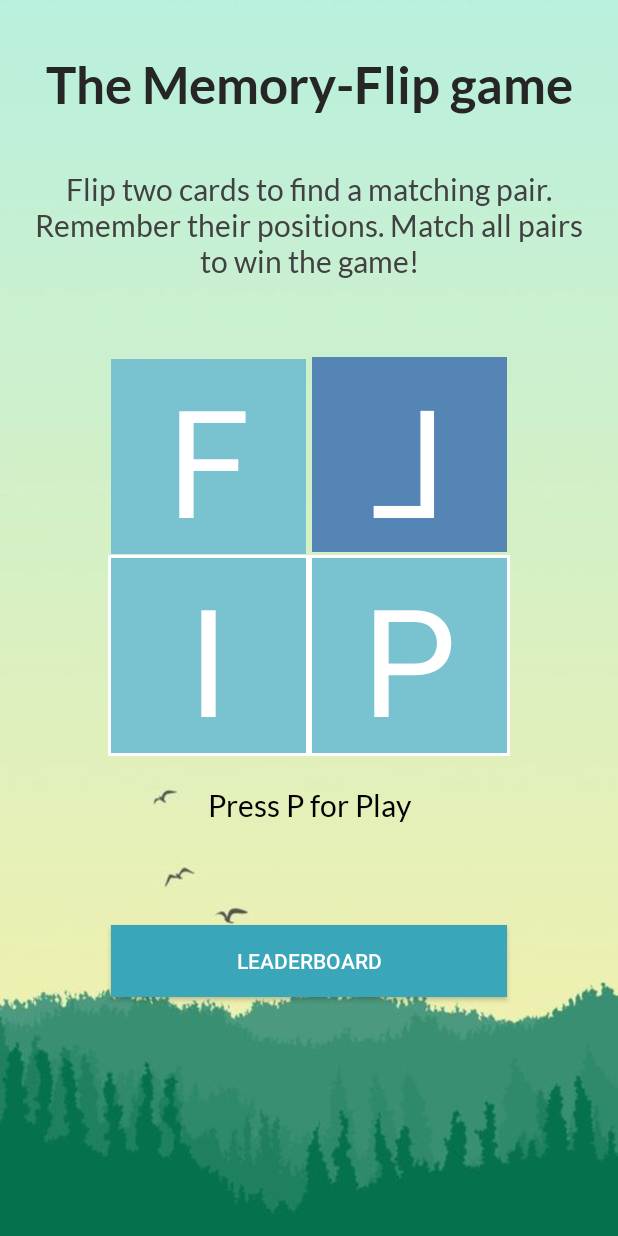
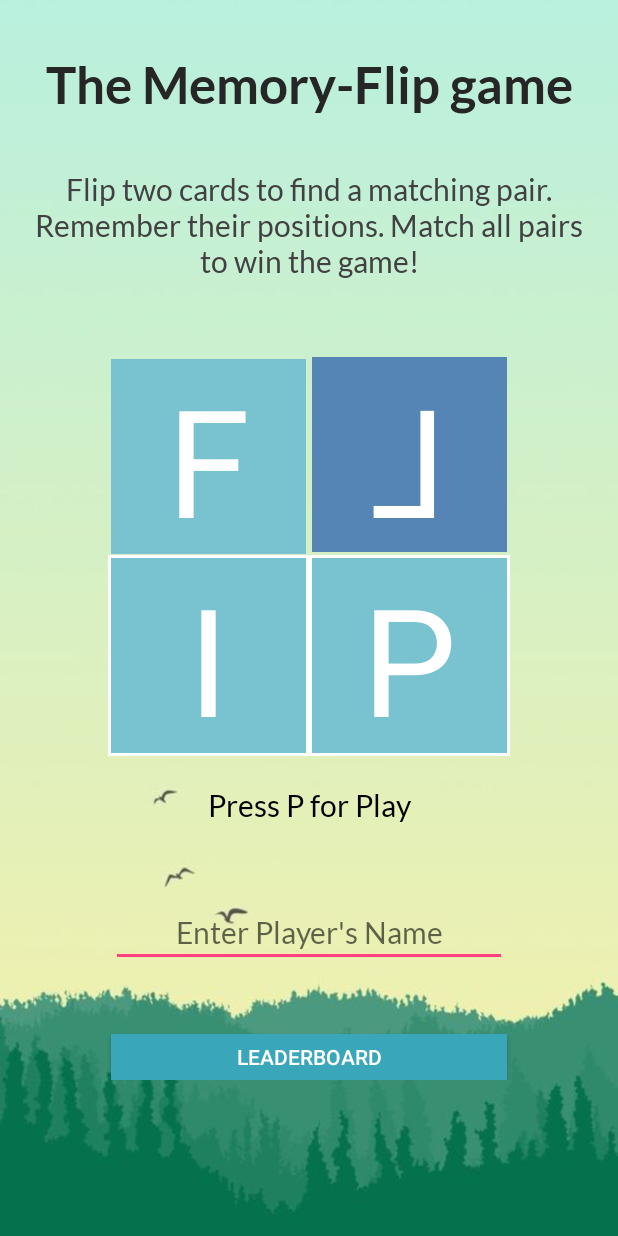
Before and after one commit to ukashanoor/AndroidApplication, an Android app: the screen it shows after launch (Home), on a phone screen of 412 x 824 dp. Run offline under Robolectric (Android 15) with nearby library versions, the phone set to English and light mode, and no system bars; libraries missing offline, so code that uses them is left out: com.wajahatkarim3.easyflipview; plain views replace EasyFlipView; 2 statements that could not run were skipped.

Commit message:
Complete App 3

```diff
--- a/MemoryGame/app/src/main/java/com/appwizards/flipit/EasyLevel.java
+++ b/MemoryGame/app/src/main/java/com/appwizards/flipit/EasyLevel.java
@@ -1,5 +1,6 @@
 package com.appwizards.flipit;
 
+import android.annotation.SuppressLint;
 import android.app.AlertDialog;
 import android.content.DialogInterface;
 import android.content.SharedPreferences;
@@ -49,9 +50,15 @@ public class EasyLevel extends Fragment {
     Bundle b;
     private SharedPreferences pref;
     int pos, count, bestScore;
+    String name;
 
 
     public EasyLevel() {
+
+    }
+    @SuppressLint("ValidFragment")
+    public EasyLevel(String _name) {
+        this.name = _name;
         // Required empty public constructor
     }
 
@@ -119,6 +126,7 @@ public class EasyLevel extends Fragment {
                         b.putString("Data", "win");
                         long time = (Constants.EASY_TIME - millisUntilFinished)/ Constants.TIMER_INTERVAL;
                         b.putInt("Time", (int) time);
+                        b.putString("Name", name);
                         cancel();
                         this.onFinish();
                     }
--- a/MemoryGame/app/src/main/java/com/appwizards/flipit/Home.java
+++ b/MemoryGame/app/src/main/java/com/appwizards/flipit/Home.java
@@ -6,6 +6,7 @@ import android.support.v4.app.Fragment;
 import android.support.v4.app.FragmentTransaction;
 import android.support.v7.app.AlertDialog;
 import android.support.v7.app.AppCompatActivity;
+import android.widget.EditText;
 import android.widget.Toast;
 
 public class Home extends AppCompatActivity{
--- a/MemoryGame/app/src/main/java/com/appwizards/flipit/Result.java
+++ b/MemoryGame/app/src/main/java/com/appwizards/flipit/Result.java
@@ -55,7 +55,7 @@ public class Result extends Fragment {
                             konfettiView.getWidth() + 500f, -50f, -50f)
                     .stream(400,5000L);
                     MyDBHelper myDBHelper = new MyDBHelper(context);
-                    myDBHelper.addScore("Ukasha", b.get("Time").toString());
+                    myDBHelper.addScore(b.getString("Name"), b.get("Time").toString());
 
             new SoundPlayer(getContext()).playSound("winner.mp3");
 
--- a/MemoryGame/app/src/main/java/com/appwizards/flipit/Start.java
+++ b/MemoryGame/app/src/main/java/com/appwizards/flipit/Start.java
@@ -1,16 +1,18 @@
 package com.appwizards.flipit;
 
+import android.content.Context;
 import android.os.Bundle;
 import android.support.v4.app.Fragment;
 import android.support.v4.app.FragmentTransaction;
+import android.util.Log;
 import android.view.LayoutInflater;
 import android.view.View;
 import android.view.ViewGroup;
+import android.widget.EditText;
 
 import com.wajahatkarim3.easyflipview.EasyFlipView;
 
 public class Start extends Fragment {
-
 
     public Start() {
         // Required empty public constructor
@@ -23,7 +25,6 @@ public class Start extends Fragment {
         final View rootView = inflater.inflate(R.layout.fragment_start, container, false);
         EasyFlipView flipView = rootView.findViewById(R.id.tile_line2);
 
-
         flipView.setOnFlipListener(new EasyFlipView.OnFlipAnimationListener() {
             @Override
             public void onViewFlipCompleted(EasyFlipView easyFlipView, EasyFlipView.FlipState newCurrentSide) {
@@ -32,7 +33,11 @@ public class Start extends Fragment {
                 rootView.findViewById(R.id.easy).setOnClickListener(new View.OnClickListener() {
                     @Override
                     public void onClick(View v) {
-                        fragmentTrasaction(new EasyLevel());
+                        Context context = getActivity();
+                        EditText editText = rootView.findViewById(R.id.tvEnterName);
+                        String name = editText.getText().toString();
+                        Log.i("START", name);
+                        fragmentTrasaction(new EasyLevel(name));
                     }
                 });
                 rootView.findViewById(R.id.hard).setOnClickListener(new View.OnClickListener() {
--- a/MemoryGame/app/src/main/res/layout/fragment_start.xml
+++ b/MemoryGame/app/src/main/res/layout/fragment_start.xml
@@ -10,7 +10,7 @@
 
     <RelativeLayout
         android:layout_width="wrap_content"
-        android:layout_height="670dp">
+        android:layout_height="700dp">
 
         <TextView
             android:id="@+id/name"
@@ -97,16 +97,32 @@
             android:textColor="@android:color/black"
             android:textSize="20sp" />
 
+        <EditText
+            android:id="@+id/tvEnterName"
+            android:layout_width="264dp"
+            android:layout_height="wrap_content"
+            android:layout_below="@id/instructions2"
+            android:layout_centerInParent="true"
+            android:layout_centerHorizontal="true"
+            android:gravity="center"
+            android:layout_marginTop="50dp"
+            android:fontFamily="@font/lato_italic"
+            android:textSize="20sp"
+            android:textColor="@android:color/black"
+            android:hint="Enter Player's Name" />
+
         <Button
             android:id="@+id/leaderboard"
             android:layout_width="264dp"
             android:layout_height="wrap_content"
             android:layout_below="@id/instructions2"
             android:layout_centerInParent="true"
-            android:layout_marginTop="67dp"
+            android:layout_centerHorizontal="true"
+            android:layout_marginTop="140dp"
             android:background="@color/dark_pink"
             android:text="Leaderboard"
             android:textColor="@color/white" />
+
     </RelativeLayout>
 
 
```
